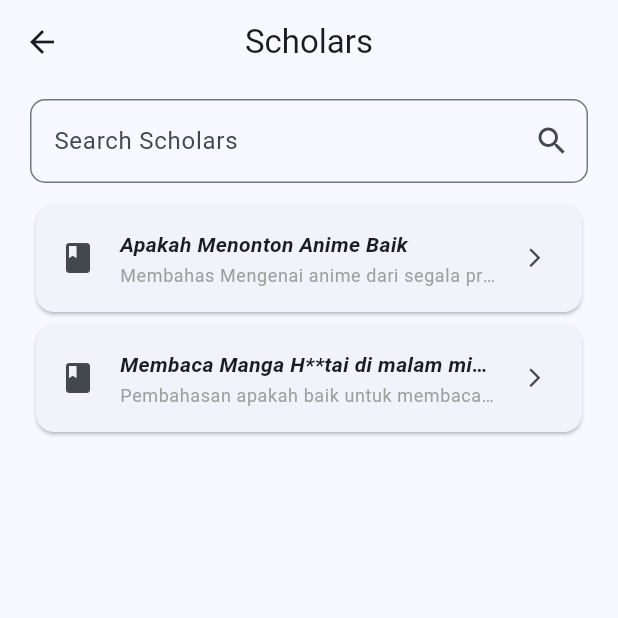
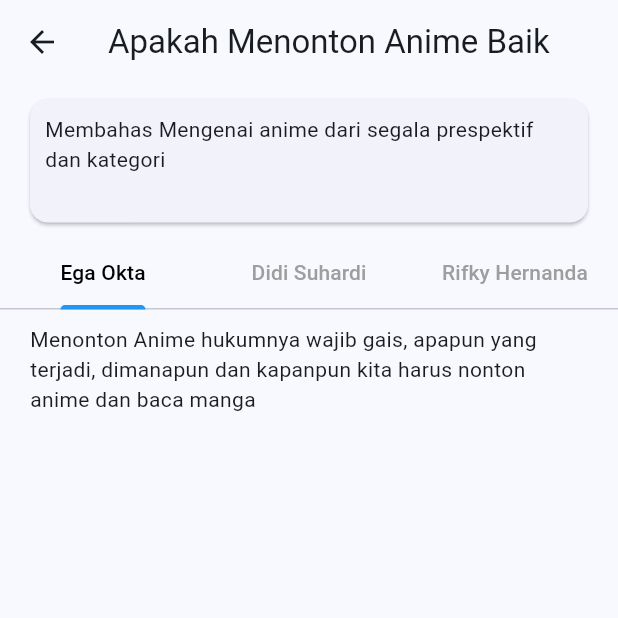
Before and after one commit to rrrozzaq/tawassuth-app, a Flutter app: the ScholarsScreen screen opened by its route, after a tap on "Apakah Menonton Anime Baik", on a phone screen of 412 x 824 dp, the top half of it. Run offline on Flutter 3.47's test engine with Material 3 defaults, Android fonts, the phone set to English and light mode, and no system bars; our stand-ins replace auto_route.

Commit message:
feat (scholars) : create scholars screen

```diff
--- a/lib/core/router/app_router.dart
+++ b/lib/core/router/app_router.dart
@@ -7,6 +7,7 @@ class AppRouter extends RootStackRouter {
   List<AutoRoute> get routes => [
     AutoRoute(page: HomeRoute.page, initial: true),
     AutoRoute(page: ScholarsRoute.page),
+    AutoRoute(page: ScholarsDetailRoute.page),
     // add new routes here
   ];
 }
--- /dev/null
+++ b/lib/screens/scholars/ui/scholars_detail_screen.dart
@@ -0,0 +1,72 @@
+import 'package:auto_route/auto_route.dart';
+import 'package:flutter/material.dart';
+import 'package:tawassuth/screens/scholars/data/scholars_model.dart';
+import 'package:tawassuth/utils/ui_helper.dart';
+
+@RoutePage()
+class ScholarsDetailScreen extends StatefulWidget {
+  const ScholarsDetailScreen({super.key, required this.scholarsData});
+
+  final ScholarsModel scholarsData;
+
+  @override
+  State<ScholarsDetailScreen> createState() => _ScholarsDetailScreenState();
+}
+
+class _ScholarsDetailScreenState extends State<ScholarsDetailScreen> {
+  @override
+  Widget build(BuildContext context) {
+    return DefaultTabController(
+      length: widget.scholarsData.sources.length,
+      child: Scaffold(
+        appBar: AppBar(
+          title: Text(
+            widget.scholarsData.topic,
+            maxLines: 1,
+            overflow: TextOverflow.ellipsis,
+          ),
+          centerTitle: true,
+        ),
+        body: Column(
+          children: [
+            Card(
+              margin: const EdgeInsets.symmetric(horizontal: 20, vertical: 10),
+              child: Container(
+                padding: const EdgeInsets.all(10),
+                width: double.infinity,
+                height: screenHeight(context) * 0.1,
+                child: Text(widget.scholarsData.desc),
+              ),
+            ),
+            TabBar(
+              labelColor: Colors.black,
+              unselectedLabelColor: Colors.grey,
+              indicatorColor: Colors.blue,
+              tabs: [
+                Tab(text: widget.scholarsData.sources[0].source),
+                Tab(text: widget.scholarsData.sources[1].source),
+                Tab(text: widget.scholarsData.sources[2].source),
+              ],
+            ),
+            Expanded(
+              child: TabBarView(
+                children:
+                    widget.scholarsData.sources
+                        .map(
+                          (e) => Padding(
+                            padding: const EdgeInsets.symmetric(
+                              horizontal: 20,
+                              vertical: 10,
+                            ),
+                            child: Text(e.desc),
+                          ),
+                        )
+                        .toList(),
+              ),
+            ),
+          ],
+        ),
+      ),
+    );
+  }
+}
--- a/lib/screens/scholars/ui/scholars_screen.dart
+++ b/lib/screens/scholars/ui/scholars_screen.dart
@@ -1,6 +1,7 @@
 import 'package:auto_route/auto_route.dart';
 import 'package:flutter/material.dart';
 import 'package:tawassuth/core/components/search_field.dart';
+import 'package:tawassuth/core/router/app_router.gr.dart';
 import 'package:tawassuth/screens/scholars/data/scholars_model.dart';
 
 @RoutePage()
@@ -70,6 +71,7 @@ class _ScholarsScreenState extends State<ScholarsScreen> {
     return Scaffold(
       appBar: AppBar(title: const Text('Scholars'), centerTitle: true),
       body: Column(
+        mainAxisSize: MainAxisSize.max,
         children: [
           TSearchtextField(
             controller: searchCtrl,
@@ -79,14 +81,18 @@ class _ScholarsScreenState extends State<ScholarsScreen> {
           ),
           Padding(
             padding: const EdgeInsets.symmetric(horizontal: 20),
-            child: Expanded(
+            child: SizedBox(
               child: ListView.builder(
                 shrinkWrap: true,
                 itemCount: scholarsList.length,
                 itemBuilder: (ctx, i) {
                   return Card(
                     child: ListTile(
-                      onTap: () {},
+                      onTap: () {
+                        context.router.push(
+                          ScholarsDetailRoute(scholarsData: scholarsList[i]),
+                        );
+                      },
                       leading: const Icon(Icons.book),
                       title: Text(
                         scholarsList[i].topic,
```
Also changed, not shown: lib/screens/home/ui/widgets/hero_card.dart (+17 -20 lines), lib/core/router/app_router.gr.dart.
